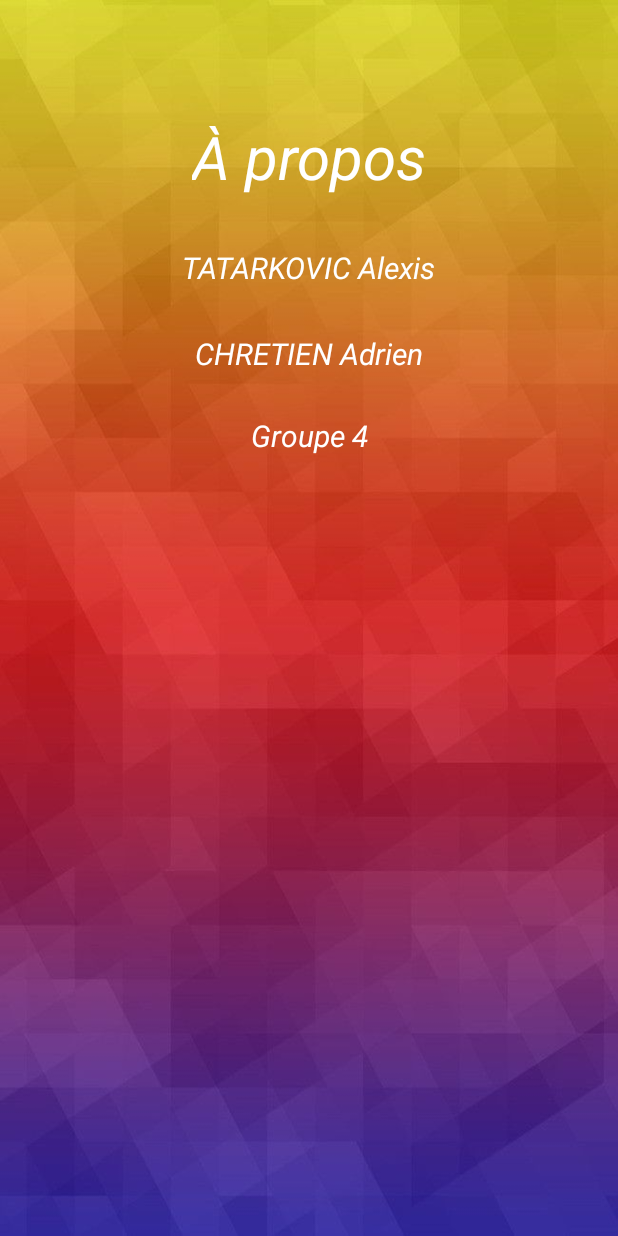
After one commit to Adrien222/CalculMental, an Android app: the layout activity_apropos.xml on its own in the app's theme, with its tools: preview values and no code run, on a phone screen of 412 x 824 dp. The commit adds this screen. Run offline under Robolectric (Android 15) with nearby library versions, the phone set to English and light mode, and no system bars.

Commit message:
btn scoreboard et a propos

```diff
--- a/app/src/main/AndroidManifest.xml
+++ b/app/src/main/AndroidManifest.xml
@@ -9,6 +9,12 @@
         android:roundIcon="@mipmap/ic_launcher_round"
         android:supportsRtl="true"
         android:theme="@style/Theme.MyApplication">
+        <activity
+            android:name=".ActivityAPropos"
+            android:exported="false" />
+        <activity
+            android:name=".ActivityScoreboard"
+            android:exported="false" />
         <activity
             android:name=".ActivityFin"
             android:exported="false" />
--- a/app/src/main/java/neidra/fr/myapplication/ActivityFin.java
+++ b/app/src/main/java/neidra/fr/myapplication/ActivityFin.java
@@ -60,7 +60,7 @@ public class ActivityFin extends AppCompatActivity {
             imagePasBien.setVisibility(View.VISIBLE);
             pasBien.setVisibility(View.VISIBLE);
         }
-        score.setText("Bonnes Réponses : "+cptResultat+" /10");
+        score.setText(getString(R.string.bonnes_reponses)+ " " +cptResultat+"/10");
 
     }
 
--- /dev/null
+++ b/app/src/main/res/layout/activity_apropos.xml
@@ -0,0 +1,65 @@
+<?xml version="1.0" encoding="utf-8"?>
+<androidx.constraintlayout.widget.ConstraintLayout xmlns:android="http://schemas.android.com/apk/res/android"
+    xmlns:app="http://schemas.android.com/apk/res-auto"
+    xmlns:tools="http://schemas.android.com/tools"
+    android:layout_width="match_parent"
+    android:layout_height="match_parent"
+    android:background="@drawable/background"
+    tools:context=".ActivityAPropos">
+
+    <TextView
+        android:id="@+id/textview_apropos"
+        android:layout_width="wrap_content"
+        android:layout_height="wrap_content"
+        android:text="@string/a_propos"
+        android:textColor="@color/white"
+        android:textSize="40dp"
+        android:textStyle="italic"
+        app:layout_constraintBottom_toBottomOf="parent"
+        app:layout_constraintEnd_toEndOf="parent"
+        app:layout_constraintStart_toStartOf="parent"
+        app:layout_constraintTop_toTopOf="parent"
+        app:layout_constraintVertical_bias="0.100000024" />
+
+    <TextView
+        android:id="@+id/textView3"
+        android:layout_width="wrap_content"
+        android:layout_height="wrap_content"
+        android:text="@string/tatarkovic_alexis"
+        android:textStyle="italic"
+        android:textColor="@color/white"
+        android:textSize="20dp"
+        app:layout_constraintBottom_toBottomOf="parent"
+        app:layout_constraintEnd_toEndOf="parent"
+        app:layout_constraintStart_toStartOf="parent"
+        app:layout_constraintTop_toBottomOf="@+id/textview_apropos"
+        app:layout_constraintVertical_bias="0.050000012" />
+
+    <TextView
+        android:id="@+id/textView4"
+        android:layout_width="wrap_content"
+        android:layout_height="wrap_content"
+        android:text="@string/chretien_adrien"
+        android:textSize="20dp"
+        android:textStyle="italic"
+        android:textColor="@color/white"
+        app:layout_constraintBottom_toBottomOf="parent"
+        app:layout_constraintEnd_toEndOf="parent"
+        app:layout_constraintStart_toStartOf="parent"
+        app:layout_constraintTop_toBottomOf="@+id/textView3"
+        app:layout_constraintVertical_bias="0.050000012" />
+
+    <TextView
+        android:id="@+id/textView5"
+        android:layout_width="wrap_content"
+        android:layout_height="wrap_content"
+        android:text="@string/groupe_4"
+        android:textColor="@color/white"
+        android:textSize="20dp"
+        android:textStyle="italic"
+        app:layout_constraintBottom_toBottomOf="parent"
+        app:layout_constraintEnd_toEndOf="parent"
+        app:layout_constraintStart_toStartOf="parent"
+        app:layout_constraintTop_toBottomOf="@+id/textView4"
+        app:layout_constraintVertical_bias="0.050000012" />
+</androidx.constraintlayout.widget.ConstraintLayout>
--- a/app/src/main/res/values/strings.xml
+++ b/app/src/main/res/values/strings.xml
@@ -3,7 +3,6 @@
     <string name="calcul_mental">Calcul Mental</string>
     <string name="jouer">Jouer</string>
     <string name="scoreboard">Scoreboard</string>
-    <string name="a_propos">À propos</string>
     <string name="valide">Valider</string>
     <string name="reponse">Réponse :</string>
     <string name="correcte">Correcte</string>
@@ -17,4 +16,8 @@
     <string name="pas_terrible"> Pas terrible…</string>
     <string name="aucun_resultat">Vous n\'avez saisie aucune valeur !</string>
     <string name="mauvaises_rep">Mauvaises réponses :</string>
+    <string name="a_propos">À propos</string>
+    <string name="tatarkovic_alexis" translatable="false">TATARKOVIC Alexis</string>
+    <string name="chretien_adrien" translatable="false">CHRETIEN Adrien</string>
+    <string name="groupe_4">Groupe 4</string>
 </resources>
```
Also changed, not shown: app/src/main/java/neidra/fr/myapplication/ActivityAPropos.java (renamed from app/src/main/java/neidra/fr/myapplication/ActivityScoreboard.java, +4 -3 lines), app/src/main/java/neidra/fr/myapplication/MainActivity.java (+23 -3 lines), app/src/main/res/layout/activity_main.xml (+4 -4 lines), app/src/main/res/layout/activity_scoreboard.xml (+14 -0 lines), 1 other file.
